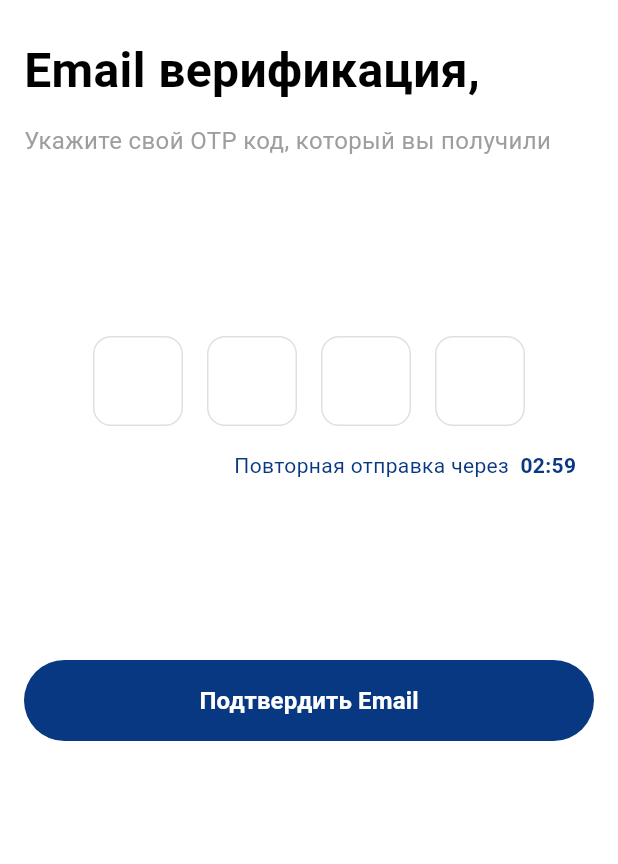
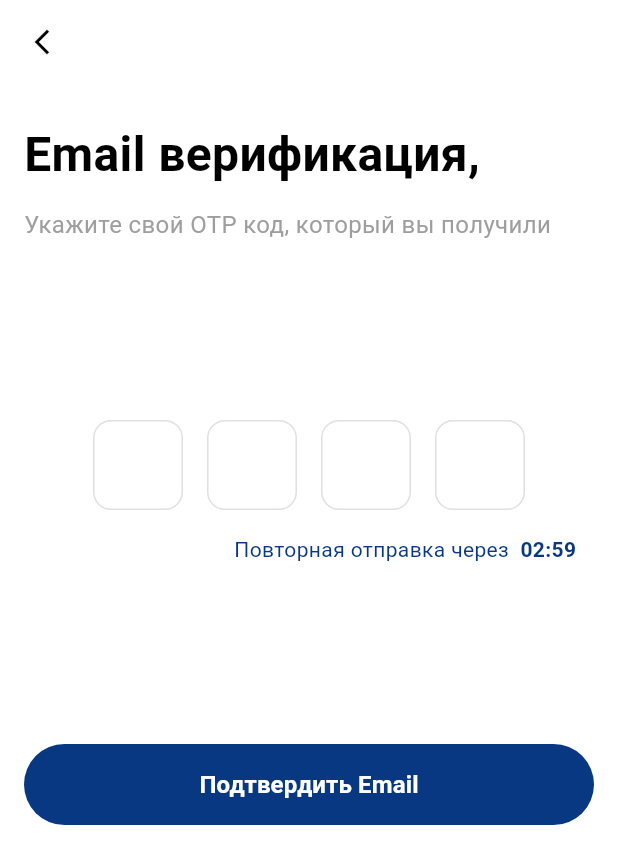
Before and after one commit to MagicKode/salon_app, a Flutter app: the EmailVerificationBody screen opened directly, on a phone screen of 412 x 824 dp. Shown: the top 864 px of the screen. Run offline on Flutter 3.47's test engine with Material 3 defaults, Android fonts, the phone set to English and light mode, and no system bars; our stand-ins replace expandable_text, flutter_map, geolocator, latlong2; Roboto replaces fonts that are missing (Montserrat).

Commit message:
refacrored feature

```diff
--- a/lib/feature/auth/emailverificationscreen/email_verification_body.dart
+++ b/lib/feature/auth/emailverificationscreen/email_verification_body.dart
@@ -1,6 +1,7 @@
 import 'package:flutter/material.dart';
 import 'package:salon_flutter/feature/auth/emailverificationscreen/sections/otp_input_section.dart';
 import 'package:salon_flutter/feature/auth/emailverificationscreen/sections/resend_on_time.dart';
+import '../../../uikit/colors/app_colors.dart';
 import '../../../uikit/strings/app_strings.dart';
 import '../../../uikit/widgets/app_button.dart';
 import '../../../uikit/widgets/welcome_section.dart';
@@ -41,7 +42,14 @@ class _EmailVerificationBodyState extends State<EmailVerificationBody> {
   @override
   Widget build(BuildContext context) {
     return Scaffold(
-      backgroundColor: Colors.white,
+      appBar: AppBar(
+        backgroundColor: AppColors.primaryWhite,
+        elevation: 0,
+        leading: IconButton(
+          icon: const Icon(Icons.arrow_back_ios_new, color: AppColors.primaryBlack, size: 20),
+          onPressed: () => Navigator.pop(context),
+        ),
+      ),
       body: SafeArea(
         child: SingleChildScrollView(
           padding: const EdgeInsets.only(bottom: 24.0),
--- a/lib/feature/core/homepagescreen/sections/feedback/leave_feedback_bottom_sheet.dart
+++ b/lib/feature/core/homepagescreen/sections/feedback/leave_feedback_bottom_sheet.dart
@@ -7,7 +7,8 @@ class LeaveFeedbackBottomSheet extends StatefulWidget {
   const LeaveFeedbackBottomSheet({super.key});
 
   @override
-  State<LeaveFeedbackBottomSheet> createState() => _LeaveFeedbackBottomSheetState();
+  State<LeaveFeedbackBottomSheet> createState() =>
+      _LeaveFeedbackBottomSheetState();
 }
 
 class _LeaveFeedbackBottomSheetState extends State<LeaveFeedbackBottomSheet> {
@@ -83,7 +84,7 @@ class _LeaveFeedbackBottomSheetState extends State<LeaveFeedbackBottomSheet> {
                 // TODO: Отправка отзыва на сервер
                 Navigator.pop(context);
                 ScaffoldMessenger.of(context).showSnackBar(
-                  const SnackBar(content: Text('Спасибо за ваш отзыв!')),
+                  const SnackBar(content: Text(AppStrings.thanksForYourFeedback)),
                 );
               },
             ),
--- a/lib/uikit/strings/app_strings.dart
+++ b/lib/uikit/strings/app_strings.dart
@@ -166,8 +166,9 @@ class AppStrings {
   // Feedback screen
   static const String leaveFeedback = "Напишите отзыв";
   static const String sendFeedback = "Отправить отзыв";
-  static const String writeYourFeedback = "Оставиьте свой отзыв";
+  static const String writeYourFeedback = "Оставьте свой отзыв";
   static const String reviews = "Отзывы";
+  static const String thanksForYourFeedback = "Спасибо за ваш отзыв!";
 
   // History of services
   static const String historyIsEmpty = "История бронирований пуста";
```
Also changed, not shown: lib/feature/auth/forgotpasswordscreen/forgot_password_body.dart (+11 -3 lines). Lines whose indentation alone changed are shown as unchanged.
